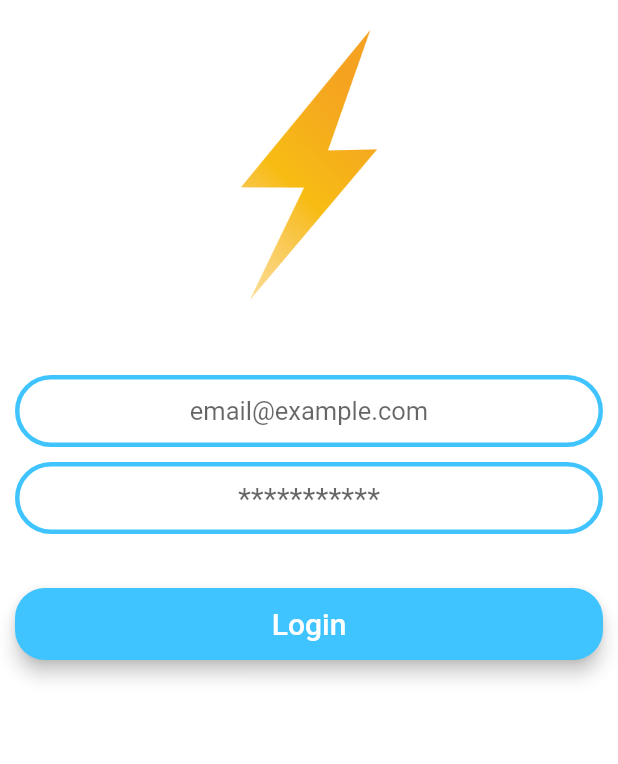
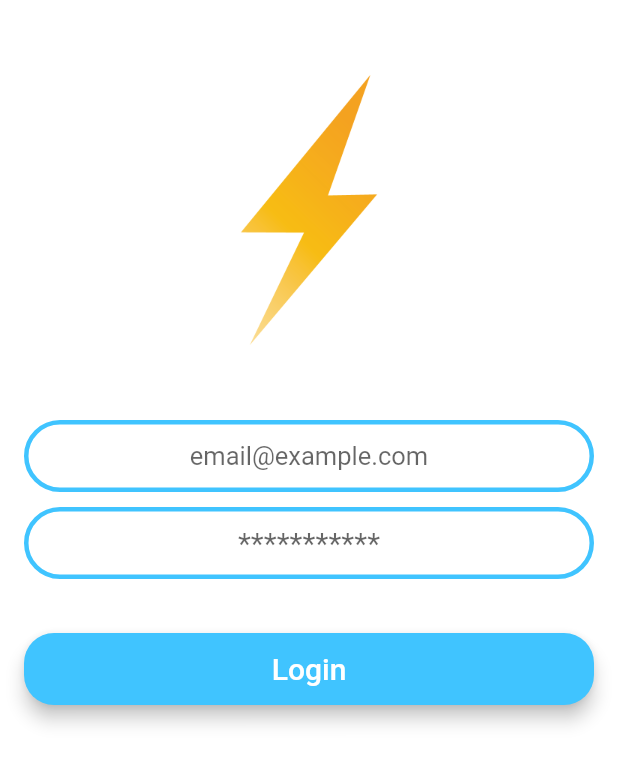
Before and after one commit to iamsourav37/flutter-flash-chat, a Flutter app: the screen it shows after launch, after a tap on "Login", on a phone screen of 412 x 824 dp. Shown: the top 764 px of the screen. Run offline on Flutter 3.47's test engine with Material 2 defaults, Android fonts, the phone set to English and light mode, and no system bars.

```diff
--- a/lib/screens/LoginScreen.dart
+++ b/lib/screens/LoginScreen.dart
@@ -13,15 +13,21 @@ class _LoginScreenState extends State<LoginScreen> {
     return Scaffold(
       backgroundColor: Colors.white,
       body: Container(
-        padding: EdgeInsets.all(10.0),
+        padding: EdgeInsets.symmetric(horizontal: 16, vertical: 20),
         child: SingleChildScrollView(
           child: Column(
             mainAxisAlignment: MainAxisAlignment.center,
             crossAxisAlignment: CrossAxisAlignment.stretch,
             children: [
+              SizedBox(
+                height: 20.0,
+              ),
               Container(
                 height: 200,
-                child: Image.asset('assets/images/logo.png'),
+                child: Hero(
+                  tag: "logo",
+                  child: Image.asset('assets/images/logo.png'),
+                ),
               ),
               SizedBox(
                 height: 40.0,
--- a/lib/screens/WelcomeScreen.dart
+++ b/lib/screens/WelcomeScreen.dart
@@ -24,7 +24,10 @@ class _WelcomeScreenState extends State<WelcomeScreen> {
               children: [
                 Container(
                   height: 60.0,
-                  child: Image.asset('assets/images/logo.png'),
+                  child: Hero(
+                    tag: "logo",
+                    child: Image.asset('assets/images/logo.png'),
+                  ),
                 ),
                 Container(
                   child: Text(
```
Also changed, not shown: lib/screens/RegistrationScreen.dart (+8 -2 lines).
